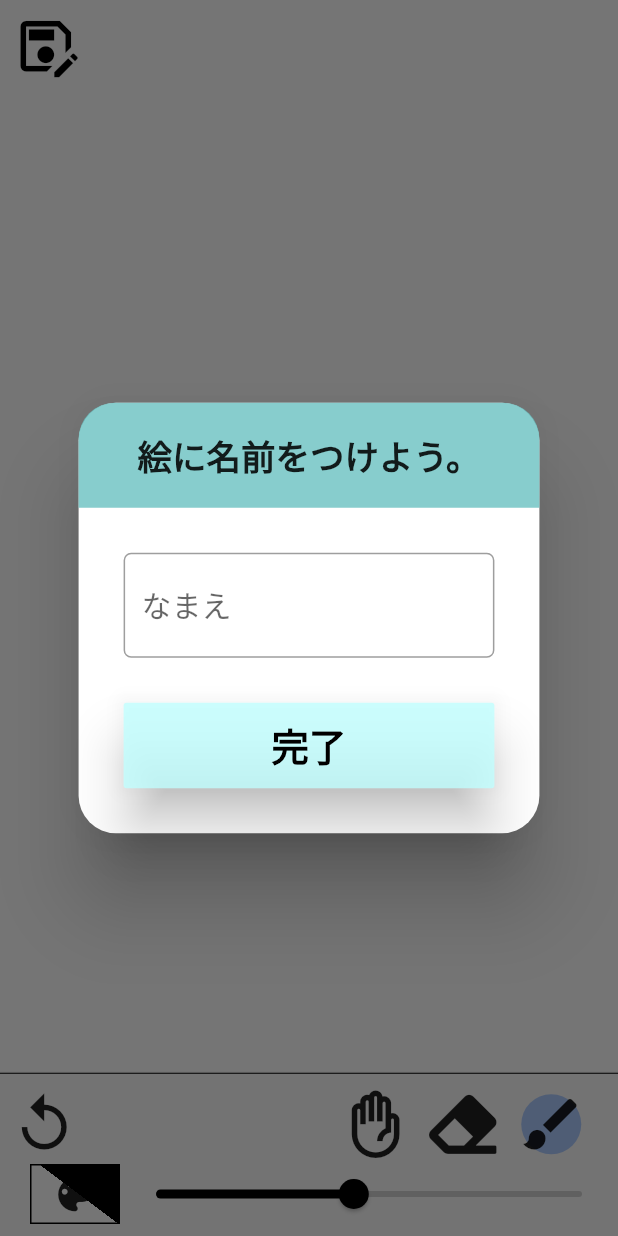
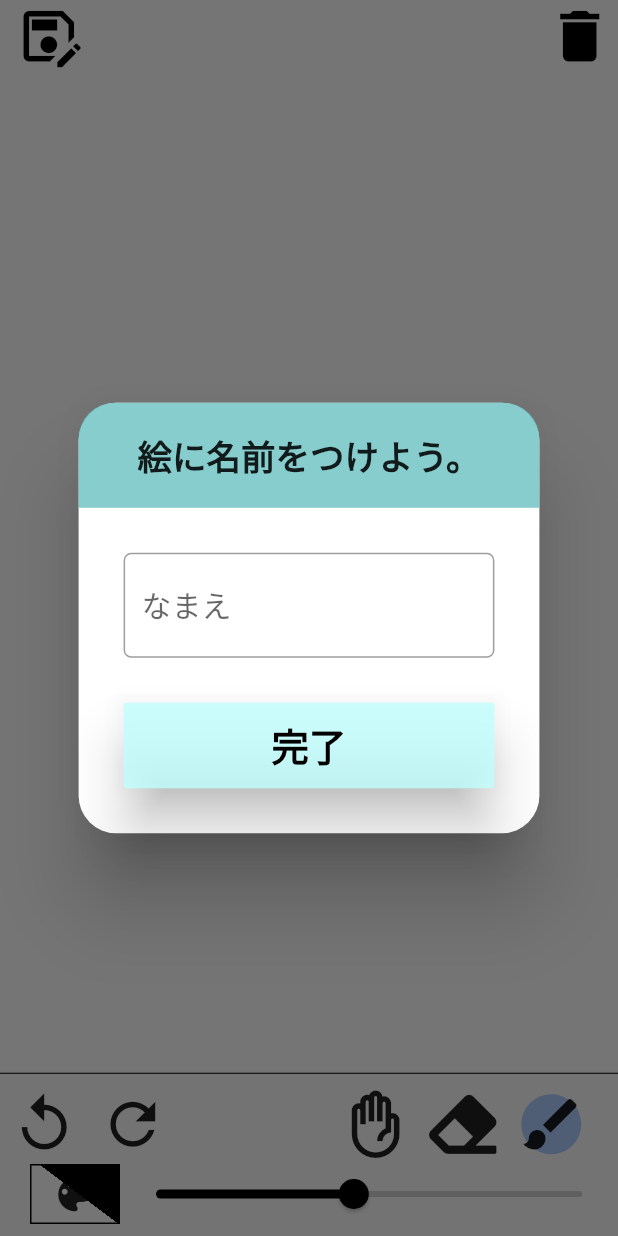
Before and after one commit to KimiMasa1021/HandWrittenMemo-App, a Flutter app: the PaintScreen screen opened directly, after a tap on the "save as" icon, on a phone screen of 412 x 824 dp. Run offline on Flutter 3.47's test engine with Material 2 defaults, Android fonts, the phone set to English and light mode, and no system bars; our stand-ins replace cloud_firestore, firebase_auth, firebase_core, firebase_storage, flutter_colorpicker, flutter_hooks and 4 more; missing offline and left inert: unity_ads_plugin; accounts and stored records are empty.

Commit message:
🐊 VS 🦒 !

```diff
--- a/lib/main.dart
+++ b/lib/main.dart
@@ -30,7 +30,7 @@ class MyApp extends StatelessWidget {
 
 // 確実に実装するもの
 //  コンプリート
-// 追加予定の機能
+// 追加機能
   //　paintScreenの実装の最適化　drawPathの置換する
   //　描画機能の性能向上
   //　アンドロイドのホーム画面のガジェット機能
@@ -38,3 +38,5 @@ class MyApp extends StatelessWidget {
   //  画像をインポートして描画
 
   // 別アプリで描くと音が出るアプリとかいいかも子供向けアプリとして
+    //  線の高さで音の高さを変えたりしてね
+    //　あと子供向けだったらcanvasを移動させる必要はないかも
--- a/lib/model/draw_state.dart
+++ b/lib/model/draw_state.dart
@@ -14,13 +14,9 @@ class DrawState with _$DrawState {
     @Default(7.5) double thickness,
     DataPath? drawPath,
     @Default([]) List<DataPath> dataPath,
+    @Default([]) List<DataPath> deletedPath,
     @Default(Offset.zero) Offset previousOffset,
     @Default(Colors.black) Color pickColor,
     @Default(Colors.black) Color previousColor,
-    @Default(Offset.zero) Offset offset,
-    @Default(Offset.zero) Offset initialFocalPoint,
-    @Default(Offset.zero) Offset sessionOffset,
-    @Default(1.0) double scale,
-    @Default(1.0) double initialScale,
   }) = _DrawState;
 }
--- a/lib/screens/Home/home.dart
+++ b/lib/screens/Home/home.dart
@@ -90,11 +90,11 @@ class HomeScreen extends HookConsumerWidget {
                         width: MediaQuery.of(context).size.width / 2,
                         height: 120,
                         decoration: BoxDecoration(
-                          color: homeState.isTarget ? Colors.white : null,
+                          color: Colors.white,
                           border: Border.all(
-                              width: homeState.isTarget ? 5 : 2,
+                              width: 2,
                               color: homeState.isTarget
-                                  ? const Color.fromARGB(255, 159, 90, 90)
+                                  ? const Color.fromARGB(255, 255, 0, 0)
                                   : Colors.grey),
                           borderRadius: BorderRadius.circular(20),
                         ),
--- a/lib/screens/Paint/PaintComponent/paint_operate.dart
+++ b/lib/screens/Paint/PaintComponent/paint_operate.dart
@@ -27,7 +27,7 @@ class PaintOperation extends HookConsumerWidget {
             children: [
               Row(
                 children: [
-                  //ひとつ戻る
+                  //　ひとつ戻る
                   PaintOperateIcon(
                     pickIcon: const Icon(
                       Icons.replay_outlined,
@@ -35,14 +35,14 @@ class PaintOperation extends HookConsumerWidget {
                     ),
                     function: () => paintController.undo(),
                   ),
-                  //　進
-                  // PaintOperateIcon(
-                  //   pickIcon: const Icon(
-                  //     Icons.refresh,
-                  //     size: 45,
-                  //   ),
-                  //   function: () => paintController.undo(),
-                  // ),
+                  //　ひとつ進む
+                  PaintOperateIcon(
+                    pickIcon: const Icon(
+                      Icons.refresh,
+                      size: 45,
+                    ),
+                    function: () => paintController.redo(),
+                  ),
                 ],
               ),
               const Spacer(),
--- a/lib/screens/Paint/paint_screen.dart
+++ b/lib/screens/Paint/paint_screen.dart
@@ -108,7 +108,7 @@ class PaintScreen extends HookConsumerWidget {
                                         },
                                         onPanUpdate: (details) {
                                           paintController.updatePath(
-                                            _getPosition(
+                                            paintController.getPosition(
                                               _key.currentContext!.size,
                                               details.localPosition,
                                             ),
@@ -174,6 +174,11 @@ class PaintScreen extends HookConsumerWidget {
                                     ),
                                   ),
                           ),
+                          SizedBox(
+                            width: double.infinity,
+                            child: Row(
+                              mainAxisAlignment: MainAxisAlignment.spaceBetween,
+                              children: [
                                 IconButton(
                                   onPressed: () {
                                     pictureRepository.getDrawKey(_imageKey);
@@ -184,10 +189,25 @@ class PaintScreen extends HookConsumerWidget {
                                       },
                                     );
                                   },
+                                  padding: const EdgeInsets.only(left: 10),
                                   icon: const Icon(
                                     Icons.save_as_outlined,
                                     color: Colors.black,
                                     size: 45,
+                                  ),
+                                ),
+                                IconButton(
+                                  onPressed: () {
+                                    paintController.clear();
+                                  },
+                                  padding: const EdgeInsets.only(right: 10),
+                                  icon: const Icon(
+                                    Icons.delete,
+                                    color: Colors.black,
+                                    size: 45,
+                                  ),
+                                ),
+                              ],
                             ),
                           ),
                         ],
@@ -203,25 +223,4 @@ class PaintScreen extends HookConsumerWidget {
       ),
     );
   }
-
-  Offset _getPosition(Size? length, Offset localPosition) {
-    double dx;
-    double dy;
-    double setd = 2;
-    if (localPosition.dx < 0) {
-      dx = 0;
-    } else if (localPosition.dx > (length!.width - setd)) {
-      dx = length.width - setd;
-    } else {
-      dx = localPosition.dx;
 }
-    if (localPosition.dy < 0) {
-      dy = 0;
-    } else if (localPosition.dy > (length!.height - setd)) {
-      dy = length.height - setd;
-    } else {
-      dy = localPosition.dy;
-    }
-    return Offset(dx, dy);
-  }
-}
```
Also changed, not shown: lib/controller/draw_controller.dart (+32 -0 lines), lib/screens/Home/home_grid.dart (+4 -3 lines), lib/model/draw_state.freezed.dart. Lines whose indentation alone changed are shown as unchanged.
